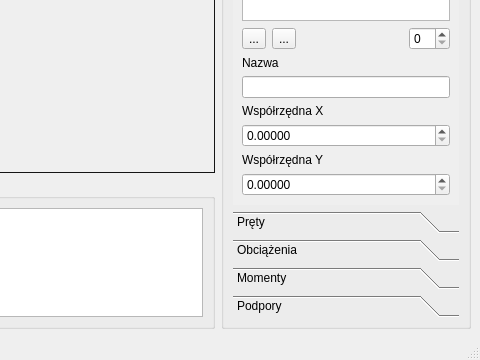
The window that mainwindow.ui (hglmg/staticsSimulator) describes before a commit, drawn with Qt 5; both pictures show x 767 to 1247 and y 415 to 775 of the 1247 by 775 pixel window.
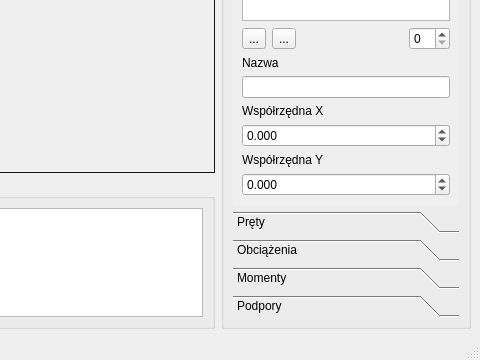
The same window after the commit. Icons and pictures are not drawn. Custom widgets are drawn as their Qt base class.

Diff of the .ui file:
```diff
--- a/mainwindow.ui
+++ b/mainwindow.ui
@@ -312,7 +312,13 @@
            <item>
             <widget class="QDoubleSpinBox" name="punktXCoordSpinBox">
              <property name="decimals">
-              <number>5</number>
+              <number>3</number>
+             </property>
+             <property name="minimum">
+              <double>-1000.000000000000000</double>
+             </property>
+             <property name="maximum">
+              <double>1000.000000000000000</double>
              </property>
             </widget>
            </item>
@@ -326,7 +332,13 @@
            <item>
             <widget class="QDoubleSpinBox" name="punktYCoordSpinBox">
              <property name="decimals">
-              <number>5</number>
+              <number>3</number>
+             </property>
+             <property name="minimum">
+              <double>-1000.000000000000000</double>
+             </property>
+             <property name="maximum">
+              <double>1000.000000000000000</double>
              </property>
             </widget>
            </item>
```
Left out of the diff: 9 changed lines with no effect on the pictures.
